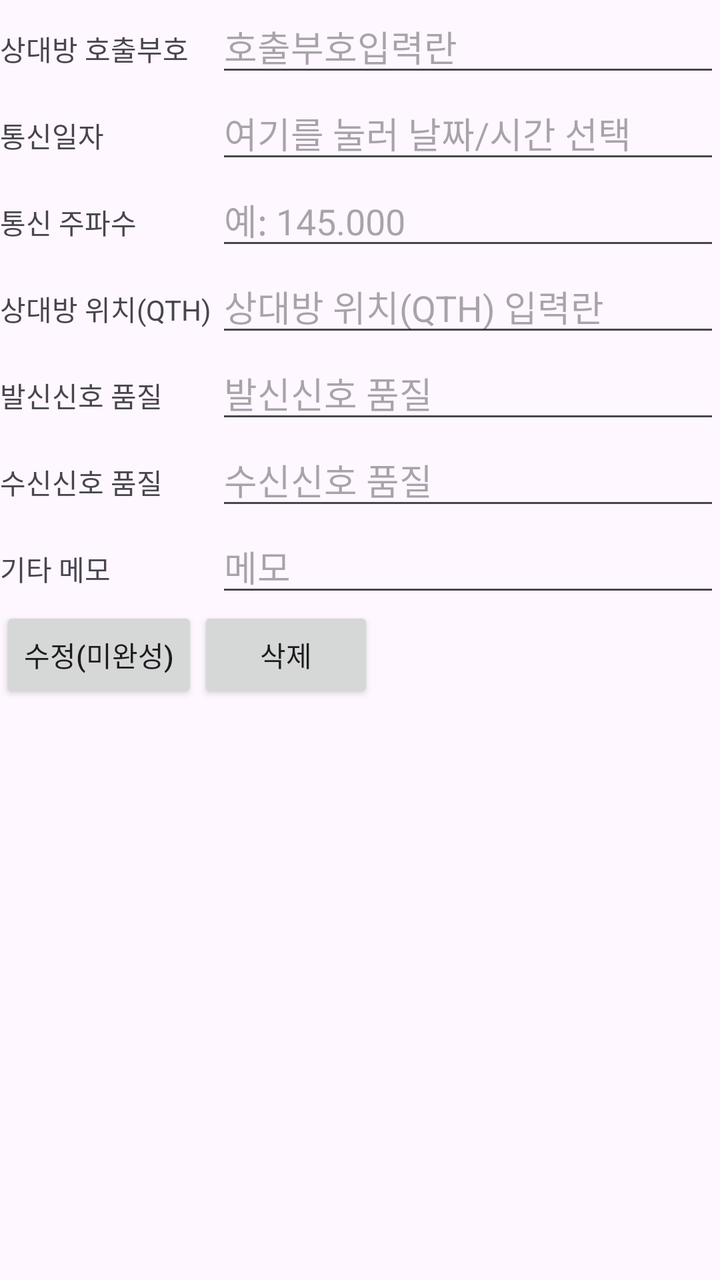
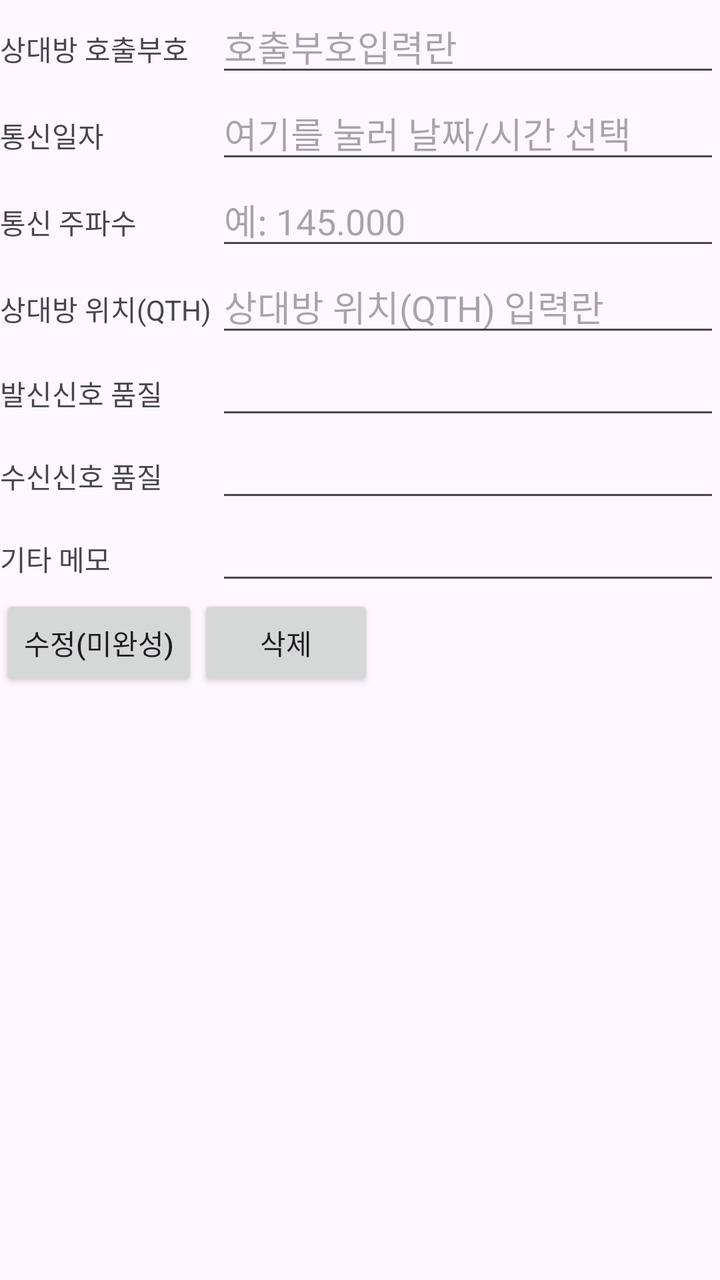

The first picture is an Android layout as it rendered before a commit; the second is the same layout after the commit. The layout source and the unified diff follow.
<!-- AndroidManifest.xml: application theme Theme.HamApp -->
<!-- res/layout/detail_view_contact_log.xml -->
<?xml version="1.0" encoding="utf-8"?>
<androidx.constraintlayout.widget.ConstraintLayout xmlns:android="http://schemas.android.com/apk/res/android"
    android:layout_width="match_parent"
    android:layout_height="match_parent">



    <LinearLayout
        android:orientation="vertical"
        android:layout_width="match_parent"
        android:layout_height="match_parent">
        
        <LinearLayout
            android:orientation="horizontal"
            android:layout_width="match_parent"
            android:layout_height="wrap_content">
            <TextView
                android:text="상대방 호출부호"
                android:layout_width="0dp"
                android:layout_height="wrap_content"
                android:layout_weight="3"/>

            <EditText
                android:id="@+id/etCallSign"
                android:layout_width="0dp"
                android:layout_height="wrap_content"
                android:inputType="text"
                android:text=""
                android:ems="10"
                android:maxLength="6"
                android:layout_weight="7"
                android:hint="호출부호입력란"
                />
        </LinearLayout>
        
        <LinearLayout
            android:orientation="horizontal"
            android:layout_width="match_parent"
            android:layout_height="wrap_content">
            <TextView
                android:text="통신일자"
                android:layout_width="0dp"
                android:layout_height="wrap_content"
                android:layout_weight="3"/>

            <EditText
                android:id="@+id/etDate"
                android:layout_width="0dp"
                android:layout_height="wrap_content"
                android:layout_weight="7"
                android:hint="여기를 눌러 날짜/시간 선택"
                android:inputType="none"
                android:focusable="false"
                android:clickable="true"
                android:ems="10" />
        </LinearLayout>
        
        <LinearLayout
            android:orientation="horizontal"
            android:layout_width="match_parent"
            android:layout_height="wrap_content">
            <TextView
                android:text="통신 주파수"
                android:layout_width="0dp"
                android:layout_height="wrap_content"
                android:layout_weight="3"/>

            <EditText
                android:id="@+id/etFrequency"
                android:layout_width="0dp"
                android:layout_height="wrap_content"
                android:inputType="numberDecimal"
                android:digits="0123456789."
                android:text=""
                android:ems="10"
                android:maxLength="8"
                android:layout_weight="7"
                android:hint="예: 145.000"
                />
        </LinearLayout>
        
        <LinearLayout
            android:orientation="horizontal"
            android:layout_width="match_parent"
            android:layout_height="wrap_content">
            <TextView
                android:text="상대방 위치(QTH)"
                android:layout_width="0dp"
                android:layout_height="wrap_content"
                android:layout_weight="3"/>

            <EditText
                android:id="@+id/etQTH"
                android:layout_width="0dp"
                android:layout_height="wrap_content"
                android:inputType="text"
                android:text=""
                android:ems="10"
                android:maxLength="15"
                android:layout_weight="7"
                android:hint="상대방 위치(QTH) 입력란"
                />
        </LinearLayout>
        
        <LinearLayout
            android:orientation="horizontal"
            android:layout_width="match_parent"
            android:layout_height="wrap_content">
            <TextView
                android:text="발신신호 품질"
                android:layout_width="0dp"
                android:layout_height="wrap_content"
                android:layout_weight="3"/>

            <EditText
                android:id="@+id/etRstSent"
                android:layout_width="0dp"
                android:layout_height="wrap_content"
                android:inputType="number"
                android:text=""
                android:ems="10"
                android:maxLength="2"
                android:layout_weight="7"
                android:hint="발신신호 품질"
                />
        </LinearLayout>
        
        <LinearLayout
            android:orientation="horizontal"
            android:layout_width="match_parent"
            android:layout_height="wrap_content">
            <TextView
                android:text="수신신호 품질"
                android:layout_width="0dp"
                android:layout_height="wrap_content"
                android:layout_weight="3"/>

            <EditText
                android:id="@+id/etrstRcvd"
                android:layout_width="0dp"
                android:layout_height="wrap_content"
                android:inputType="number"
                android:text=""
                android:ems="10"
                android:maxLength="2"
                android:layout_weight="7"
                android:hint="수신신호 품질"
                />
        </LinearLayout>
        
        <LinearLayout
            android:orientation="horizontal"
            android:layout_width="match_parent"
            android:layout_height="wrap_content">
            <TextView
                android:text="기타 메모"
                android:layout_width="0dp"
                android:layout_height="wrap_content"
                android:layout_weight="3"/>

            <EditText
                android:id="@+id/etMemo"
                android:layout_width="0dp"
                android:layout_height="wrap_content"
                android:inputType="text"
                android:text=""
                android:ems="10"
                android:maxLength="140"
                android:layout_weight="7"
                android:hint="메모"
                />
        </LinearLayout>

        <LinearLayout
            android:orientation="horizontal"
            android:layout_width="match_parent"
            android:layout_height="wrap_content">
            <Button
                android:id="@+id/btnEdit"
                android:text="수정(미완성)"
                android:layout_width="wrap_content"
                android:layout_height="wrap_content" />
            <Button
                android:id="@+id/btnDelete"
                android:text="삭제"
                android:layout_width="wrap_content"
                android:layout_height="wrap_content" />

        </LinearLayout>
        
        <TextView
            android:id="@+id/tvID"
            android:layout_width="wrap_content"
            android:layout_height="wrap_content"
            android:text="IDinit"
            android:visibility="gone"
            android:inputType="number"/>


    </LinearLayout>



</androidx.constraintlayout.widget.ConstraintLayout>
<!-- resources referenced by this layout -->
<resources>
  <style name="Theme.HamApp" parent="Base.Theme.HamApp" />
  <style name="Base.Theme.HamApp" parent="Theme.Material3.DayNight.NoActionBar">
          
          
      </style>
</resources>

<!-- the commit's change to res/layout/detail_view_contact_log.xml (unified diff, before → after) -->
@@ -121,7 +121,7 @@
                 android:ems="10"
                 android:maxLength="2"
                 android:layout_weight="7"
-                android:hint="발신신호 품질"
+                android:hint=""
                 />
         </LinearLayout>
         
@@ -144,7 +144,7 @@
                 android:ems="10"
                 android:maxLength="2"
                 android:layout_weight="7"
-                android:hint="수신신호 품질"
+                android:hint=""
                 />
         </LinearLayout>
         
@@ -167,7 +167,7 @@
                 android:ems="10"
                 android:maxLength="140"
                 android:layout_weight="7"
-                android:hint="메모"
+                android:hint=""
                 />
         </LinearLayout>
 
